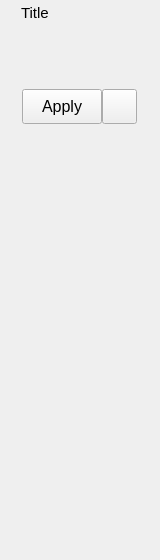
Above: src/studiolibrarymaya/BaseLoadWidget.ui from krathjen/studiolibrary before the change. Below: the same form after it.
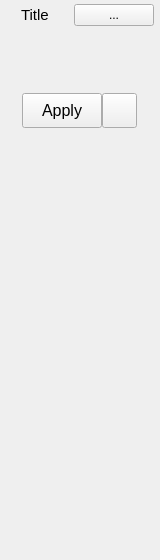
That is the form after the change. Icons and pictures are not drawn.

Commit message: Add an edit menu button to the load widget

Diff of the .ui file:
```diff
--- a/src/studiolibrarymaya/BaseLoadWidget.ui
+++ b/src/studiolibrarymaya/BaseLoadWidget.ui
@@ -107,6 +107,13 @@
        </property>
       </widget>
      </item>
+     <item>
+      <widget class="QPushButton" name="editButton">
+       <property name="text">
+        <string>...</string>
+       </property>
+      </widget>
+     </item>
     </layout>
    </item>
    <item>
```
The commit also changes 2 other files.
